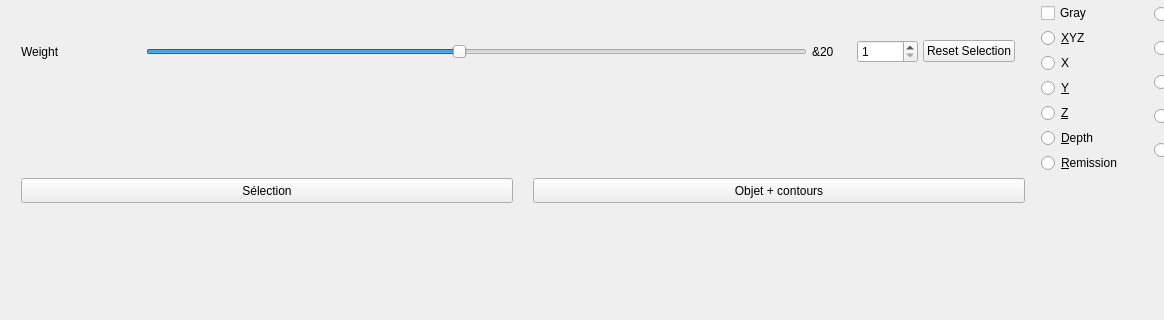
Above: src/mainwindow.ui from arthurjm/pfe before the change; both pictures show x 0 to 1164 and y 450 to 770 of the 1380 by 770 pixel window. Below: the same form after it.
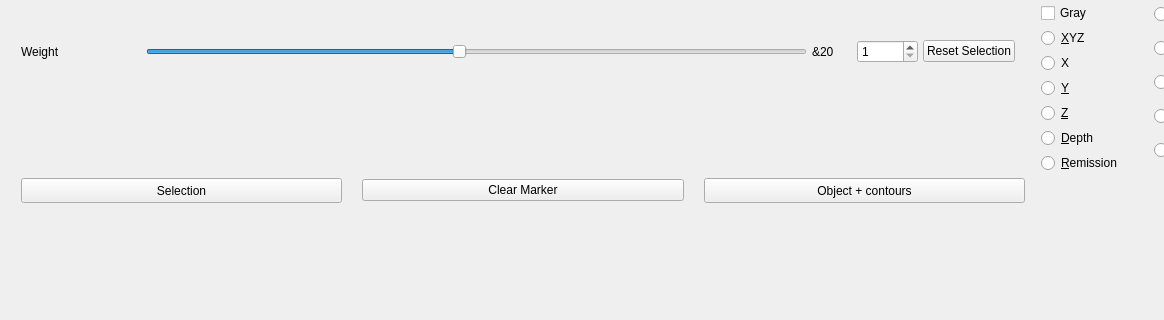
That is the form after the change. Custom widgets are drawn as their Qt base class.

Commit message: add clear marker button in mainwindow for mode scribble and rename application name

Diff of the .ui file:
```diff
--- a/src/mainwindow.ui
+++ b/src/mainwindow.ui
@@ -288,7 +288,7 @@
              </size>
             </property>
             <property name="text">
-             <string>Sélection</string>
+             <string>Selection</string>
             </property>
             <property name="checkable">
              <bool>false</bool>
@@ -298,6 +298,13 @@
             </property>
            </widget>
           </item>
+          <item>
+           <widget class="QPushButton" name="clearMarkerButton">
+            <property name="text">
+             <string>Clear Marker</string>
+            </property>
+           </widget>
+          </item>
           <item>
            <widget class="QPushButton" name="contoursButton">
             <property name="minimumSize">
@@ -307,7 +314,7 @@
              </size>
             </property>
             <property name="text">
-             <string>Objet + contours</string>
+             <string>Object + contours</string>
             </property>
             <property name="checkable">
              <bool>false</bool>
```
Left out of the diff: 29 changed lines with no effect on the pictures. The commit also changes 3 other files.
